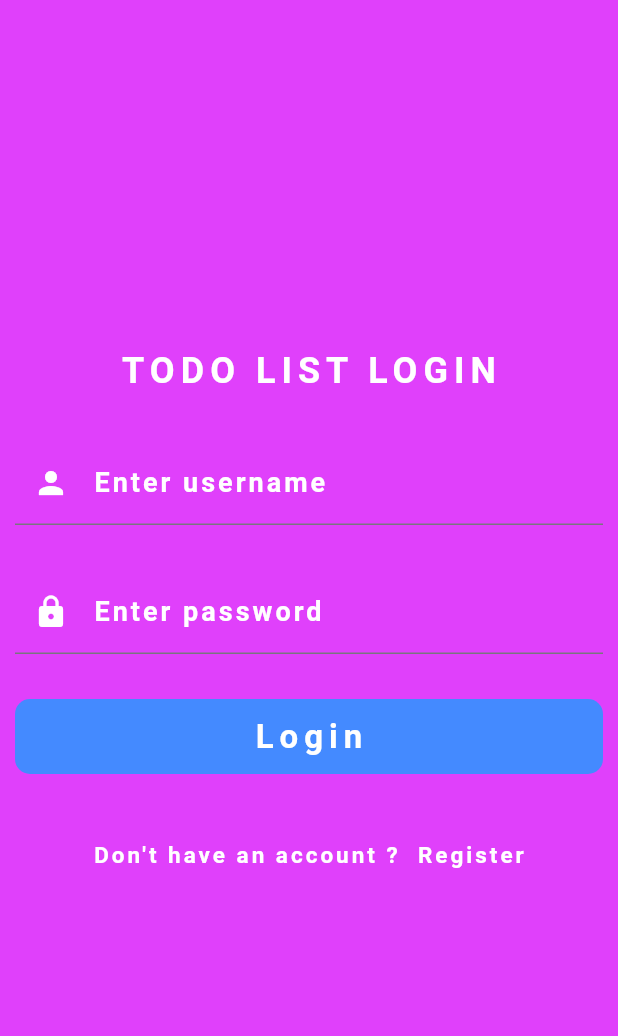
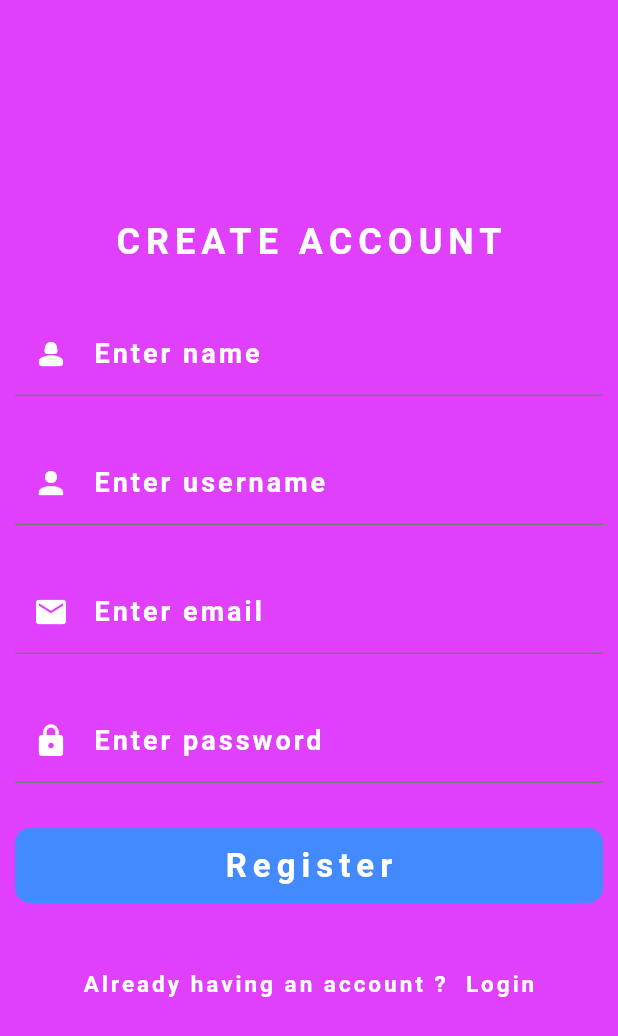
Before and after one commit to tajutechgh/todo_app, a Flutter app: the screen it shows after launch, after a tap on an icon or button, on a phone screen of 412 x 824 dp. Shown: the top 1036 px of the screen. Run offline on Flutter 3.47's test engine with Material 3 defaults, Android fonts, the phone set to English and light mode, and no system bars.

Commit message:
added register screen ui

```diff
--- a/lib/screens/auth/login_screen.dart
+++ b/lib/screens/auth/login_screen.dart
@@ -1,4 +1,5 @@
 import 'package:flutter/material.dart';
+import 'package:todo_app/screens/auth/register_screen.dart';
 
 class LoginScreen extends StatefulWidget {
   const LoginScreen({super.key});
@@ -131,7 +132,7 @@ class _LoginScreenState extends State<LoginScreen> {
                         context,
                         MaterialPageRoute(
                           builder: (context) {
-                              return LoginScreen();
+                              return RegisterScreen();
                           },
                         ),
                       );
--- a/lib/screens/auth/register_screen.dart
+++ b/lib/screens/auth/register_screen.dart
@@ -0,0 +1,222 @@
+import 'package:flutter/material.dart';
+import 'package:todo_app/screens/auth/login_screen.dart';
+
+class RegisterScreen extends StatefulWidget {
+  const RegisterScreen({super.key});
+
+  @override
+  State<RegisterScreen> createState() => _RegisterScreenState();
+}
+
+class _RegisterScreenState extends State<RegisterScreen> {
+
+  final GlobalKey<FormState> _formKey = GlobalKey<FormState>();
+
+  late String name;
+  late String username;
+  late String email;
+  late String password;
+
+  @override
+  Widget build(BuildContext context) {
+
+    return Scaffold(
+        backgroundColor: Colors.purpleAccent,
+        body: Padding(
+          padding: EdgeInsets.all(10),
+          child: Form(
+              key: _formKey,
+              child: Column(
+                mainAxisAlignment: MainAxisAlignment.center,
+                children: [
+                  Text(
+                    "CREATE ACCOUNT",
+                    style: TextStyle(
+                        fontSize: 24,
+                        color: Colors.white,
+                        fontWeight: FontWeight.bold,
+                        letterSpacing: 4
+                    ),
+                  ),
+                  SizedBox(height: 30,),
+                  TextFormField(
+                    onChanged: (value){
+                      name = value;
+                    },
+                    validator: (value){
+                      if(value!.isEmpty) {
+
+                        return "Name must not be empty!" ;
+
+                      } else{
+
+                        return null;
+                      }
+                    },
+                    decoration: InputDecoration(
+                        label: Text(
+                          "Enter name",
+                          style: TextStyle(
+                              color: Colors.white,
+                              fontSize: 18,
+                              fontWeight: FontWeight.bold,
+                              letterSpacing: 2
+                          ),
+                        ),
+                        focusColor: Colors.blue,
+                        prefixIcon: Icon(
+                          Icons.person_2_rounded,
+                          color: Colors.white,
+                        )
+                    ),
+                  ),
+                  SizedBox(height: 30,),
+                  TextFormField(
+                    onChanged: (value){
+                      username = value;
+                    },
+                    validator: (value){
+                      if(value!.isEmpty) {
+
+                        return "Username or email must not be empty!" ;
+
+                      } else{
+
+                        return null;
+                      }
+                    },
+                    decoration: InputDecoration(
+                        label: Text(
+                          "Enter username",
+                          style: TextStyle(
+                              color: Colors.white,
+                              fontSize: 18,
+                              fontWeight: FontWeight.bold,
+                              letterSpacing: 2
+                          ),
+                        ),
+                        focusColor: Colors.blue,
+                        prefixIcon: Icon(
+                          Icons.person,
+                          color: Colors.white,
+                        )
+                    ),
+                  ),
+                  SizedBox(height: 30,),
+                  TextFormField(
+                    onChanged: (value){
+                      email = value;
+                    },
+                    validator: (value){
+                      if(value!.isEmpty) {
+
+                        return "Email must not be empty!" ;
+
+                      } else{
+
+                        return null;
+                      }
+                    },
+                    decoration: InputDecoration(
+                        label: Text(
+                          "Enter email",
+                          style: TextStyle(
+                              color: Colors.white,
+                              fontSize: 18,
+                              fontWeight: FontWeight.bold,
+                              letterSpacing: 2
+                          ),
+                        ),
+                        focusColor: Colors.blue,
+                        prefixIcon: Icon(
+                          Icons.email,
+                          color: Colors.white,
+                        )
+                    ),
+                  ),
+                  SizedBox(height: 30,) ,
+                  TextFormField(
+                    onChanged: (value){
+                      password = value;
+                    },
+                    validator: (value){
+                      if(value!.isEmpty) {
+
+                        return "Password must not be empty!" ;
+
+                      } else{
+
+                        return null;
+                      }
+                    },
+                    decoration: InputDecoration(
+                        label: Text(
+                          "Enter password",
+                          style: TextStyle(
+                              color: Colors.white,
+                              fontSize: 18,
+                              fontWeight: FontWeight.bold,
+                              letterSpacing: 2
+                          ),
+                        ),
+                        focusColor: Colors.blue,
+                        prefixIcon: Icon(
+                          Icons.lock,
+                          color: Colors.white,
+                        )
+                    ),
+                  ),
+                  SizedBox(height: 30,),
+                  InkWell(
+                    onTap: (){
+
+                    },
+                    child: Container(
+                      height: 50,
+                      width: MediaQuery.of(context).size.width-20,
+                      decoration: BoxDecoration(
+                        color: Colors.blueAccent,
+                        borderRadius: BorderRadius.circular(10),
+                      ),
+                      child: Center(
+                          child: Text(
+                            "Register",
+                            style: TextStyle(
+                              color: Colors.white,
+                              fontSize: 22,
+                              letterSpacing: 4,
+                              fontWeight: FontWeight.bold,
+                            ),
+                          )
+                      ),
+                    ),
+                  ),
+                  SizedBox(height: 30,),
+                  TextButton(
+                    onPressed: (){
+                      Navigator.push(
+                        context,
+                        MaterialPageRoute(
+                          builder: (context) {
+                            return LoginScreen();
+                          },
+                        ),
+                      );
+                    },
+                    child: Text(
+                      "Already having an account ?  Login",
+                      style: TextStyle(
+                        fontSize: 15,
+                        fontWeight: FontWeight.bold,
+                        letterSpacing: 2,
+                        color: Colors.white,
+                      ),
+                    ),
+                  )
+                ],
+              )
+          ),
+        )
+    );
+  }
+}
```
